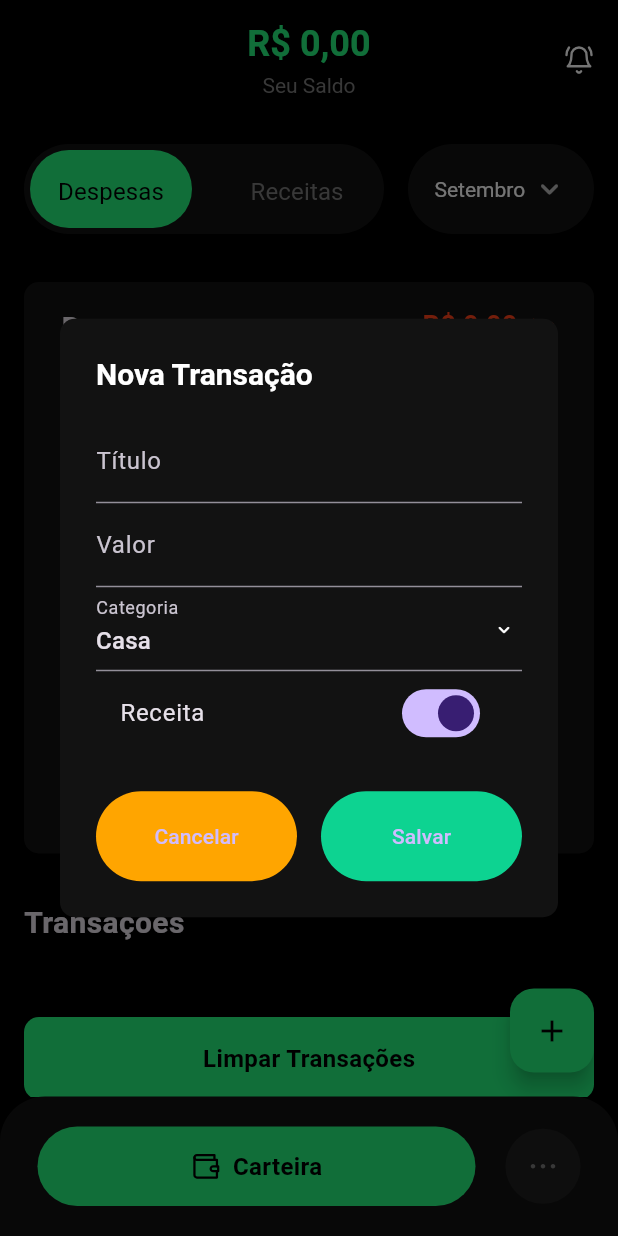
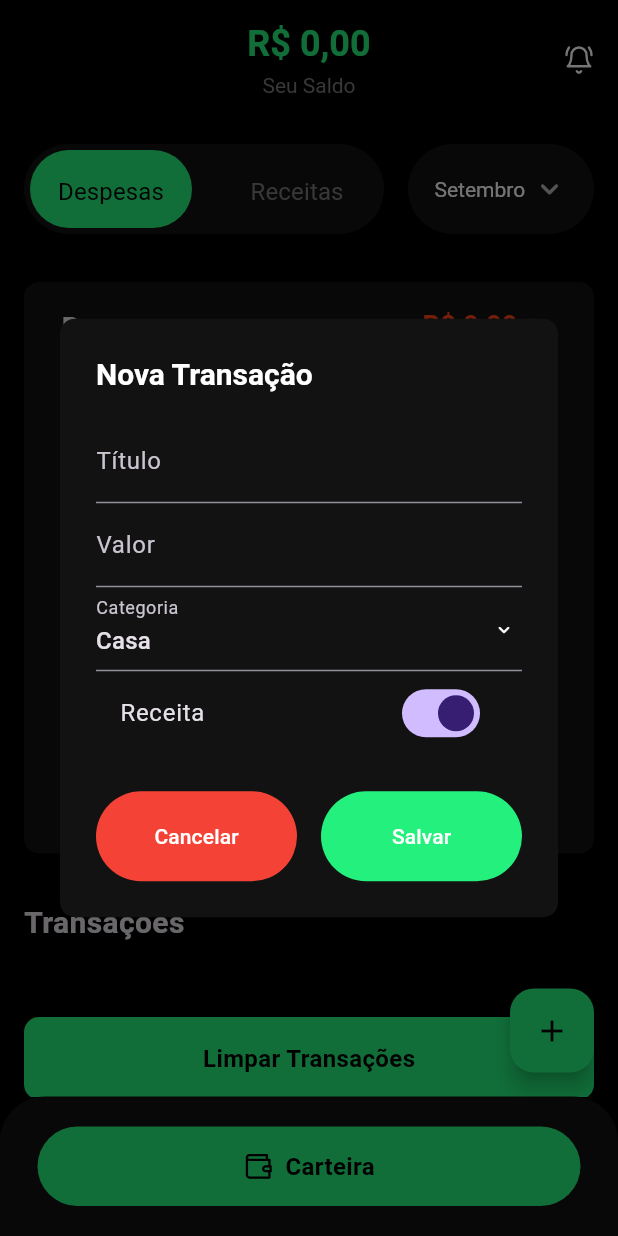
Before and after one commit to CarlosSeixas2/dinheirinho, a Flutter app: the screen it shows after launch, after a tap on the "add" icon, on a phone screen of 412 x 824 dp. Run offline on Flutter 3.47's test engine with Material 3 defaults, Android fonts, the phone set to English and light mode, and no system bars; our stand-ins replace flutter_riverpod, flutter_svg, shared_preferences, syncfusion_flutter_charts.

Commit message:
commit refinamento e entrega do trabalho final

```diff
--- a/lib/main.dart
+++ b/lib/main.dart
@@ -1,11 +1,10 @@
 import 'package:flutter/material.dart';
-import 'package:flutter_riverpod/flutter_riverpod.dart'; // Importa o Riverpod
+import 'package:flutter_riverpod/flutter_riverpod.dart';
 import 'screens/home_screen.dart';
 
 void main() {
   runApp(
     const ProviderScope(
-      // ProviderScope substitui MultiProvider
       child: MyApp(),
     ),
   );
@@ -19,7 +18,7 @@ class MyApp extends StatelessWidget {
     return MaterialApp(
       theme: ThemeData.dark(),
       home:
-          const MyHomePage(), // Atualize para a nova HomePage que usa Riverpod
+          const MyHomePage(),
     );
   }
 }
--- a/lib/screens/add_transaction.dart
+++ b/lib/screens/add_transaction.dart
@@ -128,7 +128,7 @@ class AddTransactionDialogState extends State<AddTransactionDialog> {
                   Expanded(
                     child: Container(
                       decoration: BoxDecoration(
-                        color: const Color(0xFFFFA500),
+                        color: Colors.red,
                         borderRadius: BorderRadius.circular(100),
                       ),
                       padding: const EdgeInsets.symmetric(horizontal: 16),
@@ -138,7 +138,12 @@ class AddTransactionDialogState extends State<AddTransactionDialog> {
                           onPressed: () {
                             Navigator.of(context).pop();
                           },
-                          child: const Text('Cancelar'),
+                          child: const Text(
+                            'Cancelar',
+                            style: TextStyle(
+                              color: Colors.white,
+                            ),
+                          ),
                         ),
                       ),
                     ),
@@ -147,7 +152,7 @@ class AddTransactionDialogState extends State<AddTransactionDialog> {
                   Expanded(
                     child: Container(
                       decoration: BoxDecoration(
-                        color: const Color.fromARGB(255, 13, 211, 145),
+                        color: const Color(0xFF24F07D),
                         borderRadius: BorderRadius.circular(100),
                       ),
                       padding: const EdgeInsets.symmetric(horizontal: 16),
@@ -169,7 +174,12 @@ class AddTransactionDialogState extends State<AddTransactionDialog> {
                               Navigator.of(context).pop();
                             }
                           },
-                          child: const Text('Salvar'),
+                          child: const Text(
+                            'Salvar',
+                            style: TextStyle(
+                              color: Colors.white,
+                            ),
+                          ),
                         ),
                       ),
                     ),
--- a/lib/widgets/custom_bottom_bar.dart
+++ b/lib/widgets/custom_bottom_bar.dart
@@ -33,7 +33,7 @@ class CustomBottomNavigationBarState extends State<CustomBottomNavigationBar> {
         children: [
           _buildNavItem(0, 'assets/icons/wallet.svg', 'Carteira'),
           // _buildNavItem(1, 'assets/icons/chart.svg', 'Relatórios'),
-          _buildNavItem(1, 'assets/icons/more.svg', 'Mais'),
+          // _buildNavItem(1, 'assets/icons/more.svg', 'Mais'),
         ],
       ),
     );
--- a/lib/widgets/transaction_graphic.dart
+++ b/lib/widgets/transaction_graphic.dart
@@ -25,8 +25,6 @@ class TransactionGraphicWidget extends StatelessWidget {
   List<PieData> getPieData(List<Map<String, dynamic>> transactions) {
     final Map<String, double> categoryTotals = {};
 
-    // for (final transaction in transactions) {
-    // Pegar apenas as transações do tipo selecionado
     for (final transaction in transactions.where((transaction) {
       return transaction['type'] ==
           (transactionType == TransactionType.despesas ? 'despesa' : 'receita');
@@ -159,7 +157,6 @@ class TransactionGraphicWidget extends StatelessWidget {
                 dataLabelSettings: const DataLabelSettings(
                   isVisible: true,
                   color: Color(0xFF121212),
-                  // labelPosition: ChartDataLabelPosition.outside,
                 ),
               ),
             ],
--- a/lib/widgets/transaction_toggle.dart
+++ b/lib/widgets/transaction_toggle.dart
@@ -1,5 +1,5 @@
 import 'package:flutter/material.dart';
-import '../providers/transaction_provider.dart'; // Certifique-se de que o caminho está correto
+import '../providers/transaction_provider.dart';
 
 class TransactionToggle extends StatelessWidget {
   final TransactionType transactionType;
```
Also changed, not shown: lib/helpers/local_persistence.dart (+4 -4 lines), lib/providers/transaction_provider.dart (+18 -13 lines), lib/screens/transition_item.dart (+0 -10 lines).
